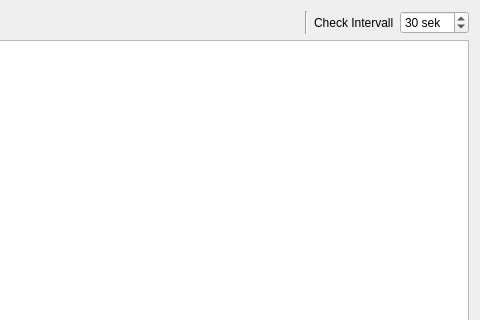
markusheilig/qtexplorer, file mainwindow.ui: the form before one commit; both pictures show x 520 to 1000 and y 0 to 320 of the 1000 by 800 pixel window.
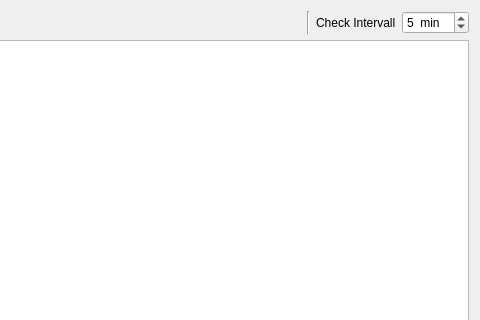
The form after the commit. Icons and pictures are not drawn.

The edit to the form file:
```diff
--- a/mainwindow.ui
+++ b/mainwindow.ui
@@ -65,22 +65,22 @@
       <item>
        <widget class="QSpinBox" name="timeout">
         <property name="suffix">
-         <string> sek</string>
+         <string>  min</string>
         </property>
         <property name="prefix">
          <string/>
         </property>
         <property name="minimum">
-         <number>10</number>
+         <number>1</number>
         </property>
         <property name="maximum">
-         <number>300</number>
+         <number>30</number>
         </property>
         <property name="singleStep">
          <number>10</number>
         </property>
         <property name="value">
-         <number>30</number>
+         <number>5</number>
         </property>
        </widget>
       </item>
```
Left out of the diff: 4 changed lines with no effect on the pictures.
